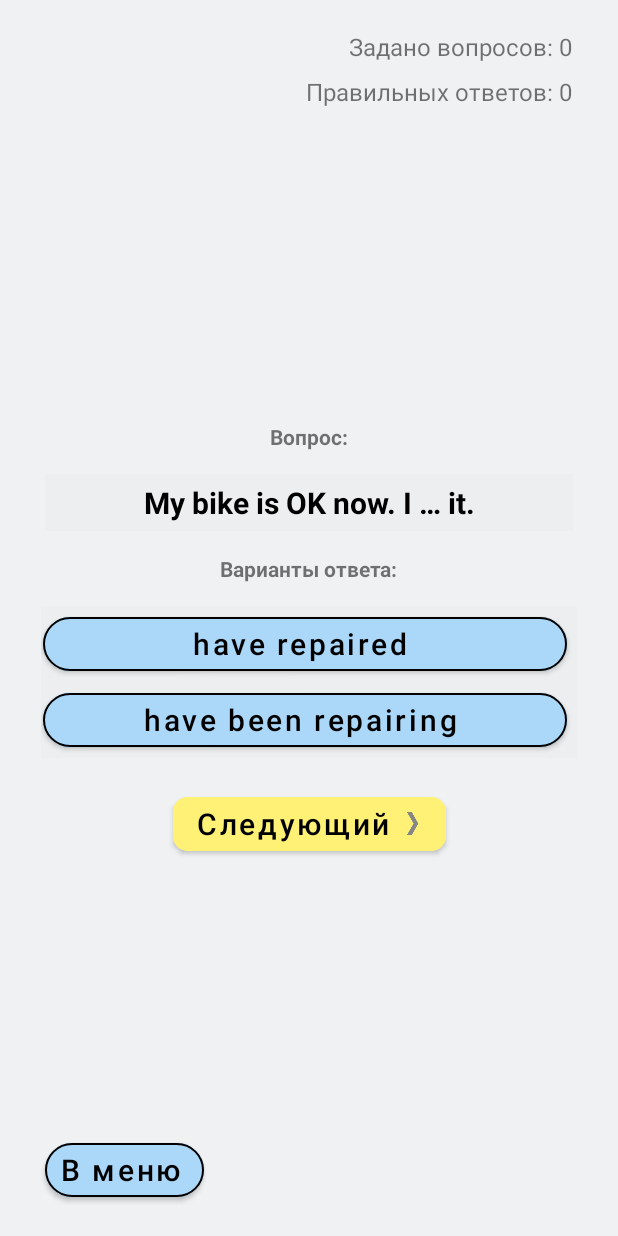
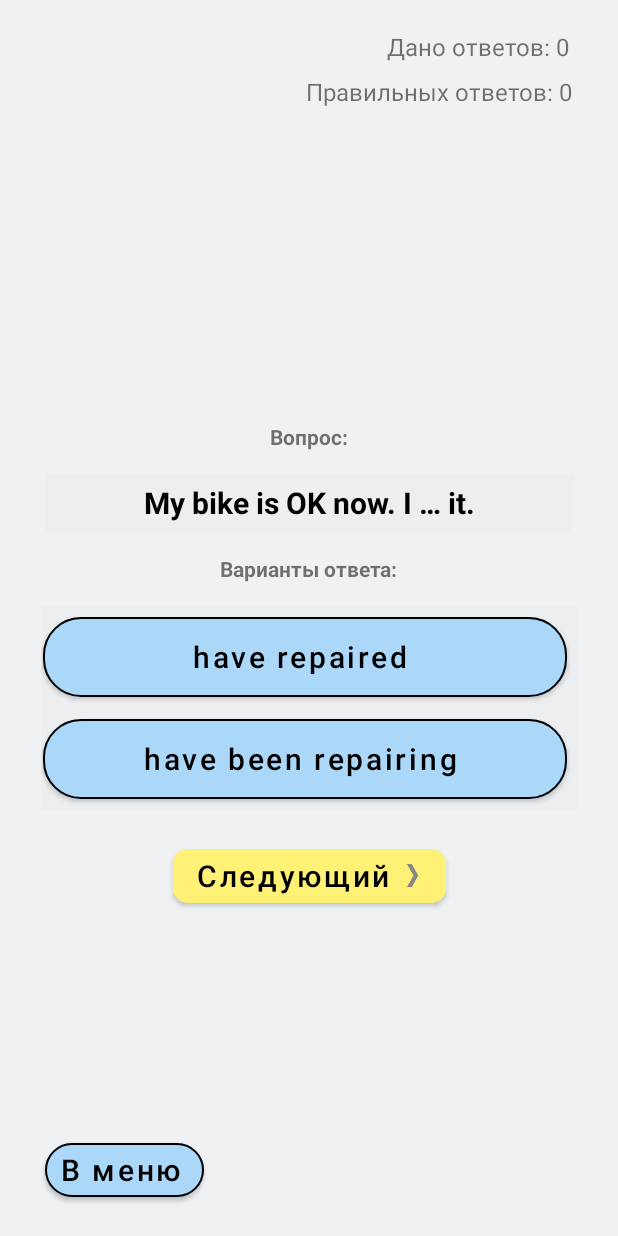
Before and after one commit to yudin5/EnglishQuiz, an Android app: the screen it shows after launch (MainActivity), after a tap on "Ответить на 10 вопросов", on a phone screen of 412 x 824 dp. Run offline under Robolectric (Android 15) with nearby library versions, the phone set to English and light mode, and no system bars; Roboto replaces fonts that are not available here.

Commit message:
add questions, change buttons design

```diff
--- a/app/src/main/java/com/example/englishquiz/MainActivity.java
+++ b/app/src/main/java/com/example/englishquiz/MainActivity.java
@@ -132,8 +132,8 @@ public class MainActivity extends AppCompatActivity {
                 secondOptionButton.setBackgroundColor(colorWrongAnswerBg);
             }
         }
-        questionsAsked++; // Увеличиваем счётчик заданных вопросов
-        questionAskedQuantityTextView.setText(String.format("Задано вопросов: %s", questionsAsked));
+        questionsAsked++; // Увеличиваем счётчик вопросов, на которые дан ответ
+        questionAskedQuantityTextView.setText(String.format("Дано ответов: %s", questionsAsked));
         rightAnswersQuantityTextView.setText(String.format("Правильных ответов: %s", userCorrectAnswers));
         alreadyAnswered.add(questionBank[currentIndex]); // Добавляем вопрос к уже отвеченным
 
--- a/app/src/main/java/com/example/englishquiz/Questions.java
+++ b/app/src/main/java/com/example/englishquiz/Questions.java
@@ -19,7 +19,21 @@ public class Questions {
             new Question(q_12, q_12_op_1, q_12_op_2, q_12_explanation, q_12_answer),
             new Question(q_13, q_13_op_1, q_13_op_2, q_13_explanation, q_13_answer),
             new Question(q_14, q_14_op_1, q_14_op_2, q_14_explanation, q_14_answer),
-            new Question(q_15, q_15_op_1, q_15_op_2, q_15_explanation, q_15_answer)
+            new Question(q_15, q_15_op_1, q_15_op_2, q_15_explanation, q_15_answer),
+            new Question(q_16, q_16_op_1, q_16_op_2, q_16_explanation, q_16_answer),
+            new Question(q_17, q_17_op_1, q_17_op_2, q_17_explanation, q_17_answer),
+            new Question(q_18, q_18_op_1, q_18_op_2, q_18_explanation, q_18_answer),
+            new Question(q_19, q_19_op_1, q_19_op_2, q_19_explanation, q_19_answer),
+            new Question(q_20, q_20_op_1, q_20_op_2, q_20_explanation, q_20_answer),
+            new Question(q_21, q_21_op_1, q_21_op_2, q_21_explanation, q_21_answer),
+            new Question(q_22, q_22_op_1, q_22_op_2, q_22_explanation, q_22_answer),
+            new Question(q_23, q_23_op_1, q_23_op_2, q_23_explanation, q_23_answer),
+            new Question(q_24, q_24_op_1, q_24_op_2, q_24_explanation, q_24_answer),
+            new Question(q_25, q_25_op_1, q_25_op_2, q_25_explanation, q_25_answer),
+            new Question(q_26, q_26_op_1, q_26_op_2, q_26_explanation, q_26_answer),
+            new Question(q_27, q_27_op_1, q_27_op_2, q_27_explanation, q_27_answer),
+            new Question(q_28, q_28_op_1, q_28_op_2, q_28_explanation, q_28_answer),
+            new Question(q_29, q_29_op_1, q_29_op_2, q_29_explanation, q_29_answer)
     };
 
     public static Question[] getQuestionBank() {
--- a/app/src/main/res/layout/activity_about.xml
+++ b/app/src/main/res/layout/activity_about.xml
@@ -30,7 +30,7 @@
     <Button
         android:id="@+id/btn_to_main_menu"
         android:layout_width="wrap_content"
-        android:layout_height="wrap_content"
+        android:layout_height="65dp"
         android:layout_marginTop="10dp"
         android:backgroundTint="@color/btn_color_default"
         android:text="В меню"
--- a/app/src/main/res/layout/activity_finish.xml
+++ b/app/src/main/res/layout/activity_finish.xml
@@ -10,7 +10,7 @@
     <Button
         android:id="@+id/btn_to_main_menu2"
         android:layout_width="wrap_content"
-        android:layout_height="wrap_content"
+        android:layout_height="65dp"
         android:layout_marginTop="30dp"
         android:backgroundTint="@color/btn_color_default"
         android:text="В меню"
--- a/app/src/main/res/layout/activity_main.xml
+++ b/app/src/main/res/layout/activity_main.xml
@@ -60,6 +60,7 @@
             android:layout_height="wrap_content"
             android:layout_margin="@dimen/cardview_compat_inset_shadow"
             android:backgroundTint="@color/btn_color_default"
+            android:minHeight="65dip"
             android:paddingStart="10dp"
             android:text="@string/q_1_op_1"
             android:textAllCaps="false"
@@ -74,6 +75,7 @@
             android:layout_height="wrap_content"
             android:layout_margin="@dimen/cardview_compat_inset_shadow"
             android:backgroundTint="@color/btn_color_default"
+            android:minHeight="65dip"
             android:paddingStart="10dp"
             android:text="@string/q_1_op_2"
             android:textAllCaps="false"
```
Also changed, not shown: app/src/main/res/values/questions.xml (+84 -0 lines), app/src/main/res/values/strings.xml (+6 -6 lines).
